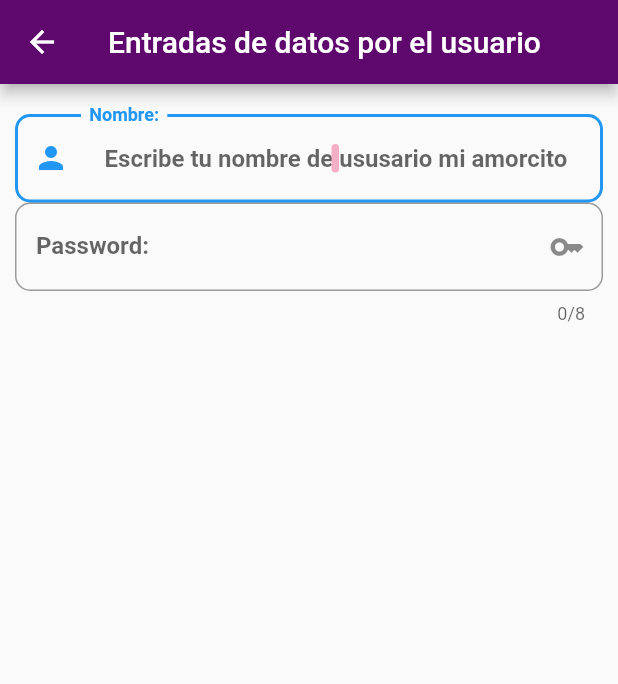
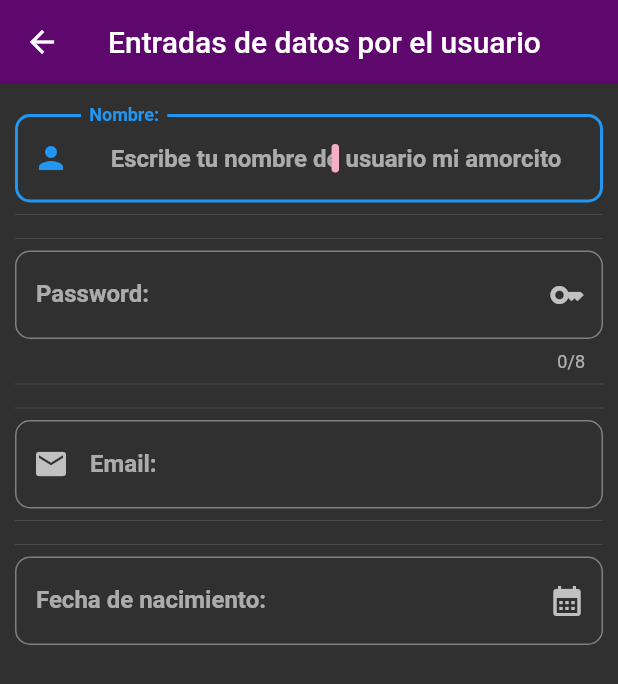
Before and after one commit to arlettearenas/componentesitobb, a Flutter app: the screen it shows after launch, after a tap on "Entradas de datos", on a phone screen of 412 x 824 dp. Shown: the top 684 px of the screen. Run offline on Flutter 3.47's test engine with Material 2 defaults, Android fonts, the phone set to English and light mode, and no system bars.

Commit message:
perdón profe, no hice commit ayer; agregando calendario y temas

```diff
--- a/lib/main.dart
+++ b/lib/main.dart
@@ -1,6 +1,5 @@
-import 'package:componentes/ui/screens/alerts_screen.dart';
-import 'package:componentes/ui/screens/home_page_temp.dart';
-import 'package:componentes/ui/screens/inputs_screens.dart';
+import 'package:componentes/ui/screens/screens.dart';
+import 'package:componentes/utils/app_theme.dart';
 import 'package:flutter/material.dart';
 
 void main() => runApp(const MyApp());
@@ -13,6 +12,14 @@ class MyApp extends StatelessWidget {
     return MaterialApp(
         title: 'App Componentes',
         debugShowCheckedModeBanner: false,
+        // localizationsDelegates: const [
+        //   GlobalMaterialLocalizations.delegate,
+        //   GlobalWidgetsLocalizations.delegate,
+        // ],
+        supportedLocales: [
+          Locale('en', 'US'),
+          //Locale('es', 'ES')
+        ],
         //home: HomePageTemp(),
         initialRoute: '/',
         routes: <String, WidgetBuilder>{
@@ -24,6 +31,7 @@ class MyApp extends StatelessWidget {
           print('Rutitabb llamada: ${settings.name}');
           return MaterialPageRoute(
               builder: (BuildContext context) => const AlertsScreen());
-        });
+        },
+        theme: AppTheme.darkTheme);
   }
 }
--- a/lib/ui/screens/home_page_temp.dart
+++ b/lib/ui/screens/home_page_temp.dart
@@ -10,7 +10,7 @@ class HomePageTemp extends StatelessWidget {
   Widget build(BuildContext context) {
     return Scaffold(
       appBar: AppBar(
-        backgroundColor: Color.fromARGB(255, 130, 39, 113),
+        backgroundColor: const Color.fromARGB(255, 231, 86, 204),
         title: const Text('Componentes de Flutter'),
       ),
       body: _lista(),
@@ -51,7 +51,7 @@ List<Widget> _listaItems(List<dynamic> data, BuildContext context) {
       leading: iconMap.getIcon(opt['icon']),
       trailing: const Icon(
         Icons.keyboard_arrow_right,
-        color: Color.fromARGB(255, 16, 15, 16),
+        color: Color.fromARGB(255, 241, 229, 241),
       ),
       subtitle: Text(opt['texto2']),
       onTap: () {
--- a/lib/ui/screens/inputs_screens.dart
+++ b/lib/ui/screens/inputs_screens.dart
@@ -1,4 +1,5 @@
 import 'package:flutter/material.dart';
+import 'package:intl/intl.dart';
 
 class InputsScreens extends StatefulWidget {
   const InputsScreens({super.key});
@@ -9,18 +10,31 @@ class InputsScreens extends StatefulWidget {
 
 class _InputsScreensState extends State<InputsScreens> {
   String _userName = '';
+  String _password = '';
+  String _email = '';
+  String _fecha = '';
+  final TextEditingController _inputFieldDateController =
+      TextEditingController();
   @override
   Widget build(BuildContext context) {
     return Scaffold(
       appBar: AppBar(
-        backgroundColor: Color.fromARGB(255, 94, 7, 109),
+        backgroundColor: const Color.fromARGB(255, 94, 7, 109),
         title: const Text('Entradas de datos por el usuario'),
       ),
       body: ListView(
         padding: const EdgeInsets.symmetric(horizontal: 10.0, vertical: 20.0),
         children: [
           _crearEntradaNombre(),
+          const Divider(),
+          const Divider(),
           _crearEntradaPswd(),
+          const Divider(),
+          const Divider(),
+          _crearEntradaMail(),
+          const Divider(),
+          const Divider(),
+          _crearEntradaFecha(),
         ],
       ),
     );
@@ -42,7 +56,7 @@ class _InputsScreensState extends State<InputsScreens> {
         maxLines: null,
         decoration: InputDecoration(
           border: OutlineInputBorder(borderRadius: BorderRadius.circular(10.0)),
-          hintText: "Escribe tu nombre de ususario mi amorcito",
+          hintText: "Escribe tu nombre de usuario mi amorcito",
           labelText: "Nombre: ",
           //helperText: "Nombre",
           prefixIcon: const Icon(Icons.person),
@@ -57,7 +71,6 @@ class _InputsScreensState extends State<InputsScreens> {
 
   Widget _crearEntradaPswd() {
     return TextField(
-        autofocus: true,
         textAlign: TextAlign.center,
         textCapitalization: TextCapitalization.sentences,
         style: const TextStyle(
@@ -81,7 +94,81 @@ class _InputsScreensState extends State<InputsScreens> {
         ),
         onChanged: (valor) {
           _userName = valor;
-          print(_userName);
+          print(_password);
         });
   }
+
+  Widget _crearEntradaMail() {
+    return TextField(
+        textAlign: TextAlign.center,
+        textCapitalization: TextCapitalization.sentences,
+        style: const TextStyle(
+          color: Color.fromARGB(255, 83, 80, 184),
+          fontWeight: FontWeight.bold,
+        ),
+        cursorColor: const Color.fromARGB(255, 244, 175, 198),
+        cursorRadius: const Radius.circular(5.0),
+        cursorWidth: 5.0,
+        keyboardType: TextInputType.emailAddress,
+        decoration: InputDecoration(
+          border: OutlineInputBorder(borderRadius: BorderRadius.circular(10.0)),
+          hintText: "Escribe tu email",
+          labelText: "Email: ",
+          //helperText: "Nombre",
+          prefixIcon: const Icon(Icons.email),
+          //iconColor: Color.fromARGB(255, 108, 106, 111),
+          //prefix: const CircularProgressIndicator(),
+        ),
+        onChanged: (valor) {
+          _userName = valor;
+          print(_email);
+        });
+  }
+
+  Widget _crearEntradaFecha() {
+    return TextField(
+        controller: _inputFieldDateController,
+        enableIMEPersonalizedLearning: false,
+        textAlign: TextAlign.center,
+        textCapitalization: TextCapitalization.sentences,
+        style: const TextStyle(
+          color: Color.fromARGB(255, 83, 80, 184),
+          fontWeight: FontWeight.bold,
+        ),
+        cursorColor: const Color.fromARGB(255, 244, 175, 198),
+        cursorRadius: const Radius.circular(5.0),
+        cursorWidth: 5.0,
+        keyboardType: TextInputType.datetime,
+        decoration: InputDecoration(
+          border: OutlineInputBorder(borderRadius: BorderRadius.circular(10.0)),
+          hintText: "Escriba su fecha de nacimiento ",
+          labelText: "Fecha de nacimiento: ",
+          //helperText: "Nombre",
+          suffixIcon: const Icon(Icons.calendar_month),
+          //iconColor: Color.fromARGB(255, 108, 106, 111),
+          //prefix: const CircularProgressIndicator(),
+        ),
+        onTap: () {
+          FocusScope.of(context).requestFocus(FocusNode());
+          _selectDate(context);
+        });
+  }
+
+  _selectDate(BuildContext context) async {
+    DateTime? picked = await showDatePicker(
+      context: context,
+      initialDate: DateTime.now(),
+      firstDate: DateTime(2018),
+      lastDate: DateTime(2025),
+    );
+    if (picked != null) {
+      setState(() {
+        _fecha = picked.toString();
+        print(_fecha);
+        _fecha = DateFormat('dd-MM-yyyy').format(picked);
+        _inputFieldDateController.text =
+            _fecha; //Muestra la fechitabb en el textfield
+      });
+    }
+  }
 }
--- /dev/null
+++ b/lib/ui/screens/screens.dart
@@ -0,0 +1,3 @@
+export 'package:componentes/ui/screens/alerts_screen.dart';
+export 'package:componentes/ui/screens/home_page_temp.dart';
+export 'package:componentes/ui/screens/inputs_screens.dart';
--- /dev/null
+++ b/lib/utils/app_theme.dart
@@ -0,0 +1,21 @@
+import 'package:flutter/material.dart';
+
+class AppTheme {
+  static const Color primary = Colors.greenAccent;
+  static final ThemeData lightTheme = ThemeData.light().copyWith(
+    primaryColor: Colors.orange,
+    appBarTheme: const AppBarTheme(
+      color: primary,
+      elevation: 0,
+    ),
+  );
+
+  static final ThemeData darkTheme = ThemeData.dark().copyWith(
+      //Color primario
+      primaryColor: Colors.greenAccent,
+      //Appbar Theme
+      appBarTheme: const AppBarTheme(
+        color: Color.fromARGB(255, 35, 9, 104),
+        elevation: 0,
+      ));
+}
--- a/lib/utils/icons_mapping.dart
+++ b/lib/utils/icons_mapping.dart
@@ -15,7 +15,7 @@ class IconMapping {
   Icon getIcon(String iconName) {
     return Icon(
       _icons[iconName],
-      color: Color.fromARGB(255, 153, 21, 179),
+      color: Color.fromARGB(255, 168, 107, 212),
     );
   }
 }
--- a/pubspec.yaml
+++ b/pubspec.yaml
@@ -9,12 +9,16 @@ environment:
 dependencies:
   flutter:
     sdk: flutter
+  intl: ^0.18.0
 
 dev_dependencies:
   flutter_test:
     sdk: flutter
   flutter_lints: ^2.0.0
 
+  flutter_localizations:
+   sdk: flutter
+
 flutter:
   uses-material-design: true
   assets:
```
Also changed, not shown: pubspec.lock.
